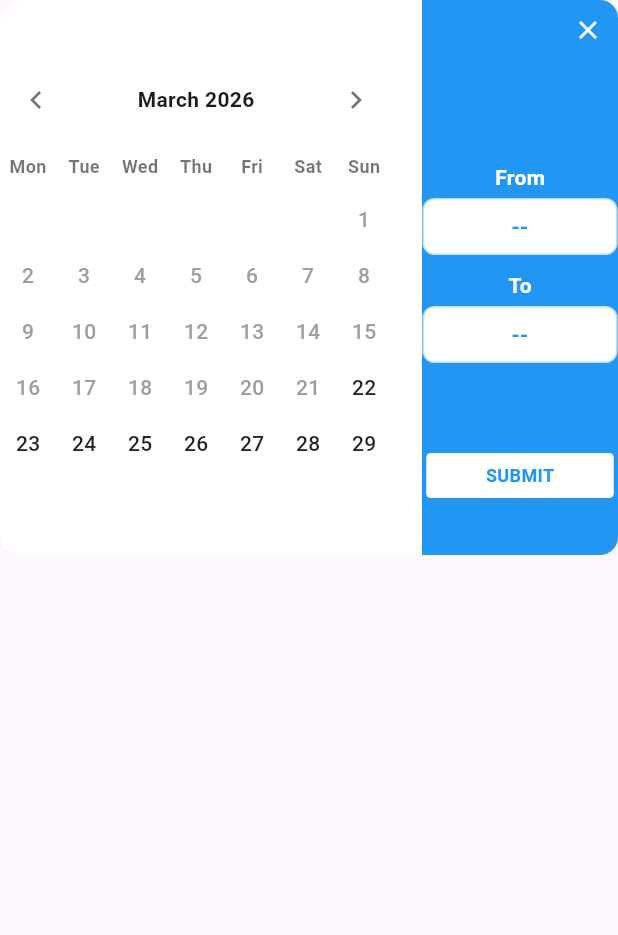
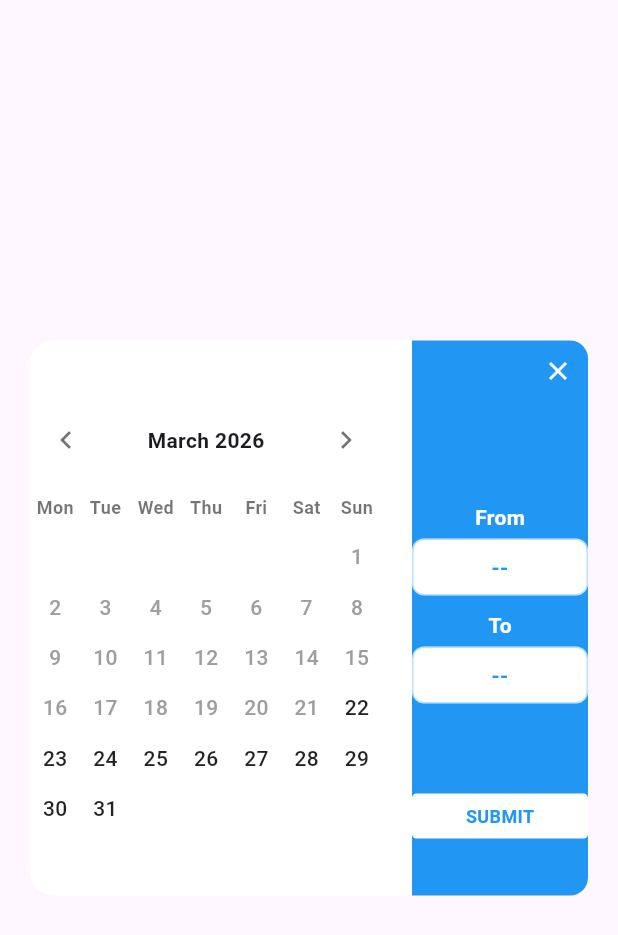
Before and after one commit to MontasirOpi/date_range_picker, a Flutter app: the CustomDateRangePicker widget shown alone on an empty page, opened directly, on a phone screen of 412 x 824 dp. Shown: the top 935 px of the screen. Run offline on Flutter 3.47's test engine with Material 3 defaults, Android fonts, the light colour scheme and no system bars.

Commit message:
v1.1.0: Add screenshot, fix layout bug, update README and CHANGELOG

```diff
--- a/lib/src/custom_date_range_picker.dart
+++ b/lib/src/custom_date_range_picker.dart
@@ -15,16 +15,11 @@
   return showDialog<DateTimeRange>(
     context: context,
     builder: (context) {
-      return Dialog(
-        backgroundColor: Colors.white,
-        insetPadding: const EdgeInsets.symmetric(horizontal: 20, vertical: 40),
-        shape: RoundedRectangleBorder(borderRadius: BorderRadius.circular(16)),
-        child: CustomDateRangePicker(
+      return CustomDateRangePicker(
         isRange: isRange,
         primaryColor: primaryColor,
         initialMonth: initialMonth,
         onSubmit: (range) => Navigator.pop(context, range),
-        ),
       );
     },
   );
@@ -63,7 +58,11 @@
 
   @override
   Widget build(BuildContext context) {
-    return Container(
+    return Dialog(
+      backgroundColor: Colors.white,
+      insetPadding: const EdgeInsets.symmetric(horizontal: 20, vertical: 40),
+      shape: RoundedRectangleBorder(borderRadius: BorderRadius.circular(16)),
+      child: Container(
         decoration: BoxDecoration(
           color: Colors.white,
           borderRadius: BorderRadius.circular(16),
@@ -84,6 +83,7 @@
                     start: start,
                     end: end,
                     isRange: widget.isRange,
+                    primaryColor: widget.primaryColor,
                     rangeHighlightColor: rangeHighlightColor,
                     onDateChanged: _handleDateChanged,
                     onMonthChanged: (newMonth) {
@@ -178,6 +178,7 @@
               ],
             ),
           ],
+        ),
       ),
     );
   }
@@ -294,6 +295,7 @@
   final DateTime? start;
   final DateTime? end;
   final bool isRange;
+  final Color primaryColor;
   final Color rangeHighlightColor;
   final ValueChanged<DateTime> onDateChanged;
   final ValueChanged<DateTime> onMonthChanged;
@@ -303,6 +305,7 @@
     required this.start,
     required this.end,
     required this.isRange,
+    required this.primaryColor,
     required this.rangeHighlightColor,
     required this.onDateChanged,
     required this.onMonthChanged,
@@ -379,10 +382,20 @@
                   alignment: Alignment.center,
                   decoration: BoxDecoration(
                       color: backgroundColor, borderRadius: borderRadius),
+                  child: Container(
+                    padding: const EdgeInsets.all(4),
+                    decoration: isSelectedDay
+                        ? BoxDecoration(
+                            shape: BoxShape.circle,
+                            color: primaryColor,
+                          )
+                        : null,
                     child: Text(
                       dayOfMonth.toString(),
                       style: TextStyle(
-                        color: textColor, fontWeight: FontWeight.w500),
+                          color: isSelectedDay ? Colors.white : textColor,
+                          fontWeight: FontWeight.w500),
+                    ),
                   ),
                 ),
               );
--- a/pubspec.yaml
+++ b/pubspec.yaml
@@ -16,7 +16,7 @@
 # https://developer.apple.com/library/archive/documentation/General/Reference/InfoPlistKeyReference/Articles/CoreFoundationKeys.html
 # In Windows, build-name is used as the major, minor, and patch parts
 # of the product and file versions while build-number is used as the build suffix.
-version: 1.0.9+1
+version: 1.1.0
 
 environment:
   sdk: ">=3.0.0 <4.0.0"
@@ -24,6 +24,10 @@
 homepage: https://github.com/MontasirOpi/date_range_picker
 repository: https://github.com/MontasirOpi/date_range_picker
 issue_tracker: https://github.com/MontasirOpi/date_range_picker/issues
+
+screenshots:
+  - description: 'Date range picker dialog showing a selected range from 2 Apr to 10 Apr 2026'
+    path: doc/screenshot.png
 
 # Dependencies specify other packages that your package needs in order to work.
 # To automatically upgrade your package dependencies to the latest versions
```
Also changed, not shown: doc/screenshot.png (added), example/pubspec.lock, 23 other files. Lines whose indentation alone changed are shown as unchanged.
